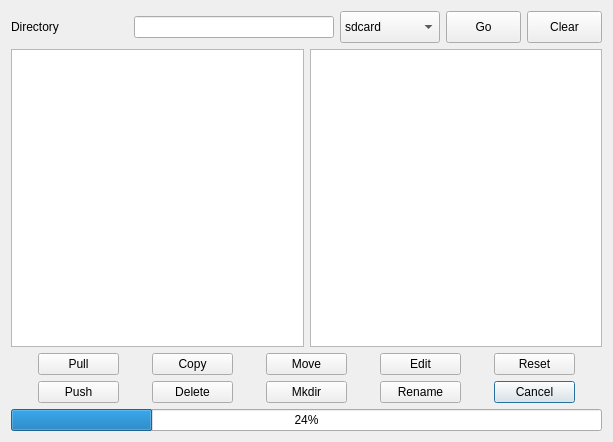
Qt form usbfiledialog.ui (Eliminater74/adblink) before a commit.
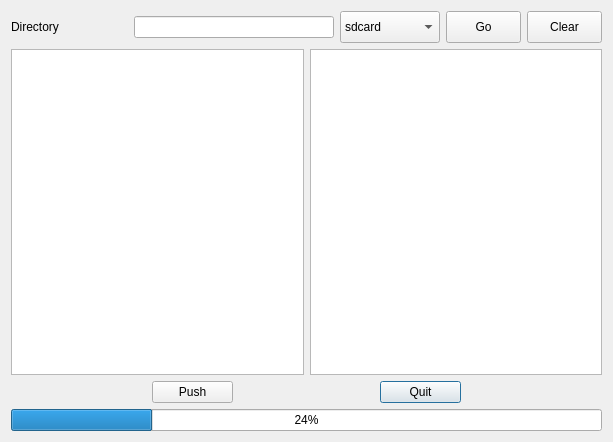
The same form after that commit. Custom widgets are drawn as their Qt base class.

Patch:
```diff
--- a/usbfiledialog.ui
+++ b/usbfiledialog.ui
@@ -227,120 +227,6 @@
    <item>
     <layout class="QHBoxLayout" name="horizontalLayout_2">
      <item>
-      <widget class="QPushButton" name="pullButton">
-       <property name="maximumSize">
-        <size>
-         <width>81</width>
-         <height>32</height>
-        </size>
-       </property>
-       <property name="focusPolicy">
-        <enum>Qt::NoFocus</enum>
-       </property>
-       <property name="toolTip">
-        <string>&lt;html&gt;&lt;head/&gt;&lt;body&gt;&lt;p&gt;Pull files and folders from this device to the computer&lt;/p&gt;&lt;/body&gt;&lt;/html&gt;</string>
-       </property>
-       <property name="text">
-        <string>Pull</string>
-       </property>
-       <property name="autoDefault">
-        <bool>false</bool>
-       </property>
-      </widget>
-     </item>
-     <item>
-      <widget class="QPushButton" name="copyButton">
-       <property name="maximumSize">
-        <size>
-         <width>81</width>
-         <height>32</height>
-        </size>
-       </property>
-       <property name="focusPolicy">
-        <enum>Qt::NoFocus</enum>
-       </property>
-       <property name="toolTip">
-        <string>&lt;html&gt;&lt;head/&gt;&lt;body&gt;&lt;p&gt;Copy files/folders to a different area on this device&lt;/p&gt;&lt;/body&gt;&lt;/html&gt;</string>
-       </property>
-       <property name="text">
-        <string>Copy</string>
-       </property>
-       <property name="autoDefault">
-        <bool>false</bool>
-       </property>
-      </widget>
-     </item>
-     <item>
-      <widget class="QPushButton" name="moveButton">
-       <property name="maximumSize">
-        <size>
-         <width>81</width>
-         <height>32</height>
-        </size>
-       </property>
-       <property name="focusPolicy">
-        <enum>Qt::NoFocus</enum>
-       </property>
-       <property name="toolTip">
-        <string>&lt;html&gt;&lt;head/&gt;&lt;body&gt;&lt;p&gt;Move files/folders to a different area on this device&lt;/p&gt;&lt;/body&gt;&lt;/html&gt;</string>
-       </property>
-       <property name="text">
-        <string>Move</string>
-       </property>
-       <property name="autoDefault">
-        <bool>false</bool>
-       </property>
-      </widget>
-     </item>
-     <item>
-      <widget class="QPushButton" name="editButton">
-       <property name="maximumSize">
-        <size>
-         <width>81</width>
-         <height>32</height>
-        </size>
-       </property>
-       <property name="focusPolicy">
-        <enum>Qt::NoFocus</enum>
-       </property>
-       <property name="toolTip">
-        <string>&lt;html&gt;&lt;head/&gt;&lt;body&gt;&lt;p&gt;Edit selected file&lt;/p&gt;&lt;/body&gt;&lt;/html&gt;</string>
-       </property>
-       <property name="text">
-        <string>Edit</string>
-       </property>
-       <property name="autoDefault">
-        <bool>false</bool>
-       </property>
-      </widget>
-     </item>
-     <item>
-      <widget class="QPushButton" name="resetButton">
-       <property name="maximumSize">
-        <size>
-         <width>81</width>
-         <height>32</height>
-        </size>
-       </property>
-       <property name="focusPolicy">
-        <enum>Qt::NoFocus</enum>
-       </property>
-       <property name="toolTip">
-        <string>&lt;html&gt;&lt;head/&gt;&lt;body&gt;&lt;p&gt;Reset filemanager&lt;/p&gt;&lt;/body&gt;&lt;/html&gt;</string>
-       </property>
-       <property name="text">
-        <string>Reset</string>
-       </property>
-       <property name="autoDefault">
-        <bool>false</bool>
-       </property>
-      </widget>
-     </item>
-    </layout>
-   </item>
-   <item>
-    <layout class="QHBoxLayout" name="horizontalLayout_3">
-     <item>
       <widget class="QPushButton" name="pushfilesButton">
        <property name="maximumSize">
         <size>
@@ -362,72 +248,6 @@
        </property>
       </widget>
      </item>
-     <item>
-      <widget class="QPushButton" name="delButton">
-       <property name="maximumSize">
-        <size>
-         <width>81</width>
-         <height>32</height>
-        </size>
-       </property>
-       <property name="focusPolicy">
-        <enum>Qt::NoFocus</enum>
-       </property>
-       <property name="toolTip">
-        <string>&lt;html&gt;&lt;head/&gt;&lt;body&gt;&lt;p&gt;Delete files/folders on this device&lt;/p&gt;&lt;/body&gt;&lt;/html&gt;</string>
-       </property>
-       <property name="text">
-        <string>Delete</string>
-       </property>
-       <property name="autoDefault">
-        <bool>false</bool>
-       </property>
-      </widget>
-     </item>
-     <item>
-      <widget class="QPushButton" name="mkdirButton">
-       <property name="maximumSize">
-        <size>
-         <width>81</width>
-         <height>32</height>
-        </size>
-       </property>
-       <property name="focusPolicy">
-        <enum>Qt::NoFocus</enum>
-       </property>
-       <property name="toolTip">
-        <string>&lt;html&gt;&lt;head/&gt;&lt;body&gt;&lt;p&gt;Make a new directory on this device&lt;/p&gt;&lt;/body&gt;&lt;/html&gt;</string>
-       </property>
-       <property name="text">
-        <string>Mkdir</string>
-       </property>
-       <property name="autoDefault">
-        <bool>false</bool>
-       </property>
-      </widget>
-     </item>
-     <item>
-      <widget class="QPushButton" name="renameButton">
-       <property name="maximumSize">
-        <size>
-         <width>81</width>
-         <height>32</height>
-        </size>
-       </property>
-       <property name="focusPolicy">
-        <enum>Qt::NoFocus</enum>
-       </property>
-       <property name="toolTip">
-        <string>&lt;html&gt;&lt;head/&gt;&lt;body&gt;&lt;p&gt;Rename file or directory&lt;/p&gt;&lt;/body&gt;&lt;/html&gt;</string>
-       </property>
-       <property name="text">
-        <string>Rename</string>
-       </property>
-       <property name="autoDefault">
-        <bool>false</bool>
-       </property>
-      </widget>
-     </item>
      <item>
       <widget class="QPushButton" name="cancelButton">
        <property name="maximumSize">
@@ -443,7 +263,7 @@
         <string>&lt;html&gt;&lt;head/&gt;&lt;body&gt;&lt;p&gt;Close File Manager&lt;/p&gt;&lt;/body&gt;&lt;/html&gt;</string>
        </property>
        <property name="text">
-        <string>Cancel</string>
+        <string>Quit</string>
        </property>
        <property name="autoDefault">
         <bool>false</bool>
```
